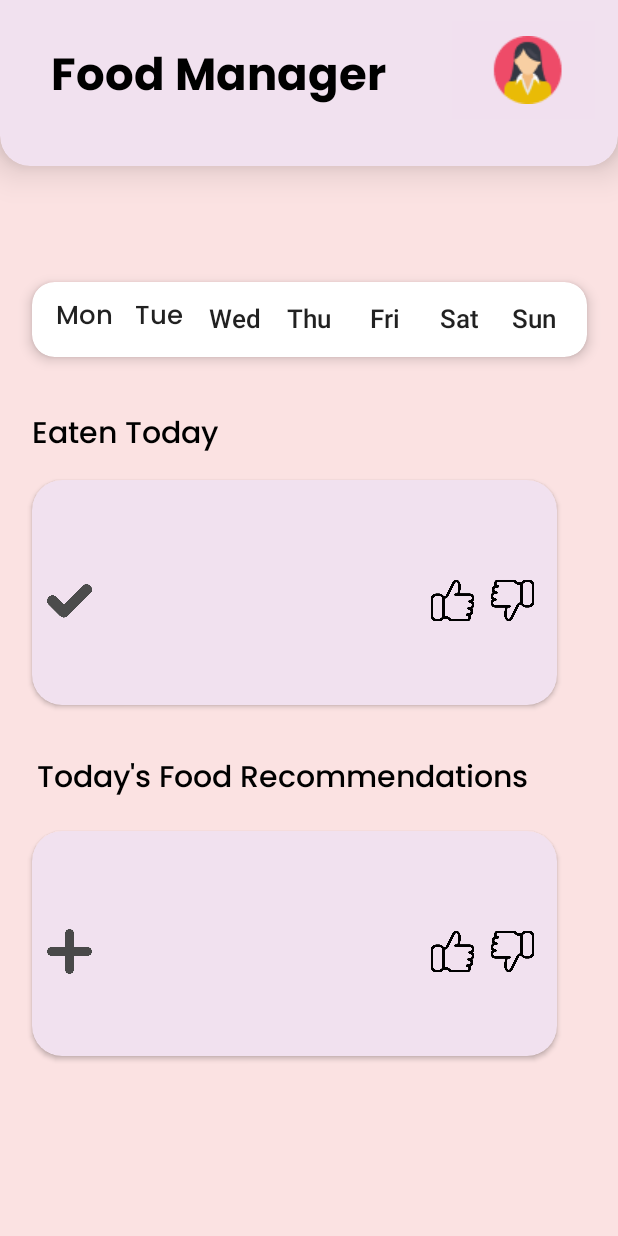
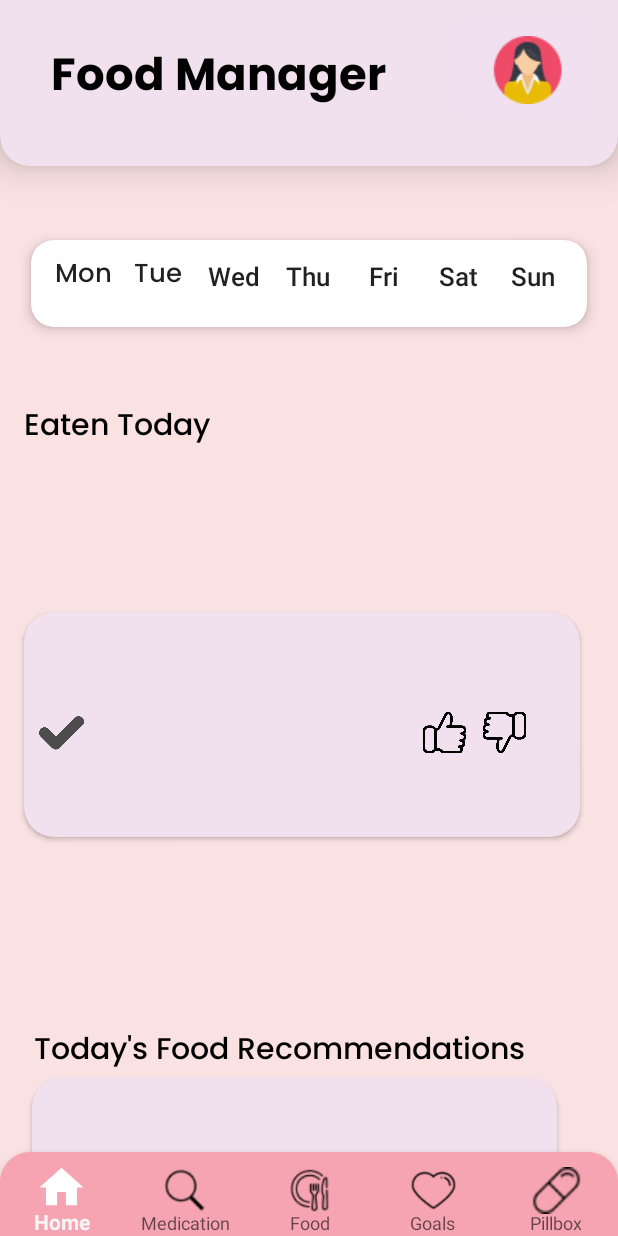
Before and after one commit to fjacquelinegomez/Health-Assistant-Senior-Project, an Android app: the FoodManager screen opened directly, with no data from a screen before it, on a phone screen of 412 x 824 dp. Run offline under Robolectric (Android 15) with nearby library versions, the phone set to English and light mode, and no system bars.

Commit message:
taskbar
replaced buttons to a bottom bar

```diff
--- a/app/build.gradle
+++ b/app/build.gradle
@@ -27,6 +27,9 @@ android {
         sourceCompatibility JavaVersion.VERSION_11
         targetCompatibility JavaVersion.VERSION_11
     }
+    buildFeatures {
+        viewBinding true
+    }
 }
 
 dependencies {
@@ -50,6 +53,9 @@ dependencies {
     // When using the BoM, you don't specify versions in Firebase library dependencies
     implementation("com.google.firebase:firebase-database")
 
+    implementation 'com.google.android.material:material:1.12.0'
+
+
 
 
 
--- /dev/null
+++ b/app/src/main/java/test.java
@@ -0,0 +1,2 @@
+public class test {
+}
--- /dev/null
+++ b/app/src/main/res/drawable/bottom_background.xml
@@ -0,0 +1,10 @@
+<?xml version="1.0" encoding="utf-8"?>
+<shape xmlns:android="http://schemas.android.com/apk/res/android"
+    android:shape="rectangle">
+    <solid
+        android:color="@color/salmon"/>
+    <corners
+        android:topLeftRadius="20dp"
+        android:topRightRadius="20dp"/>
+
+</shape>
--- /dev/null
+++ b/app/src/main/res/drawable/home.xml
@@ -0,0 +1,5 @@
+<vector xmlns:android="http://schemas.android.com/apk/res/android" android:height="24dp" android:tint="#000000" android:viewportHeight="24" android:viewportWidth="24" android:width="24dp">
+
+    <path android:fillColor="@android:color/white" android:pathData="M10,20v-6h4v6h5v-8h3L12,3 2,12h3v8z"/>
+
+</vector>
--- /dev/null
+++ b/app/src/main/res/drawable/item_selector.xml
@@ -0,0 +1,10 @@
+<?xml version="1.0" encoding="utf-8"?>
+<selector xmlns:android="http://schemas.android.com/apk/res/android">
+    <item
+        android:state_selected="true"
+        android:color = "@color/white"/>
+    <item
+        android:state_selected="false"
+        android:color = "@color/black"/>
+
+</selector>
--- a/app/src/main/res/layout/activity_food_manager.xml
+++ b/app/src/main/res/layout/activity_food_manager.xml
@@ -4,20 +4,28 @@
     xmlns:tools="http://schemas.android.com/tools"
     android:id="@+id/main"
     android:layout_width="match_parent"
+    android:layout_height="match_parent"
     android:background="#FBE2E2"
-    android:layout_height="match_parent"
     tools:context=".FoodManager">
 
-    <FrameLayout
+    <com.google.android.material.bottomnavigation.BottomNavigationView
+        android:id="@+id/bottomNavigationView"
         android:layout_width="match_parent"
-        android:layout_height="match_parent"
-        android:id="@+id/frame_layout"
-        />
-
+        android:layout_height="wrap_content"
+        android:background="@drawable/bottom_background"
+        app:itemIconSize="35dp"
+        app:itemIconTint="@drawable/item_selector"
+        app:itemPaddingBottom="1dp"
+        app:labelVisibilityMode="labeled"
+        app:layout_constraintBottom_toBottomOf="parent"
+        app:layout_constraintEnd_toEndOf="parent"
+        app:layout_constraintHorizontal_bias="0.5"
+        app:layout_constraintStart_toStartOf="parent"
+        app:menu="@menu/bottom_taskbar" />
 
     <androidx.cardview.widget.CardView
         android:id="@+id/topCard"
-        android:layout_width="412dp"
+        android:layout_width="0dp"
         android:layout_height="160dp"
         android:layout_marginTop="-50dp"
         app:cardBackgroundColor="#F1E1EF"
@@ -28,7 +36,8 @@
         app:layout_constraintHorizontal_bias="0.666"
         app:layout_constraintStart_toStartOf="parent"
         app:layout_constraintTop_toTopOf="parent"
-        app:layout_constraintVertical_bias="0.0">
+        app:layout_constraintVertical_bias="0.0"
+        app:layout_constraintWidth_percent="1.0">
 
         <androidx.constraintlayout.widget.ConstraintLayout
             android:layout_width="match_parent"
@@ -68,16 +77,18 @@
 
     <androidx.cardview.widget.CardView
         android:id="@+id/calendarCard"
-        android:layout_width="370dp"
-        android:layout_height="50dp"
+        android:layout_width="0dp"
+        android:layout_height="0dp"
+        android:gravity="center"
         app:cardCornerRadius="15dp"
         app:cardElevation="5dp"
-        app:layout_constraintBottom_toBottomOf="parent"
+        app:layout_constraintBottom_toTopOf="@+id/eatenText"
         app:layout_constraintEnd_toEndOf="parent"
-        app:layout_constraintHorizontal_bias="0.512"
+        app:layout_constraintHeight_percent="0.07"
+        app:layout_constraintHorizontal_bias="0.5"
         app:layout_constraintStart_toStartOf="parent"
-        app:layout_constraintTop_toTopOf="parent"
-        app:layout_constraintVertical_bias="0.243">
+        app:layout_constraintTop_toBottomOf="@+id/topCard"
+        app:layout_constraintWidth_percent="0.9">
 
 
         <Button
@@ -180,16 +191,17 @@
 
     <androidx.cardview.widget.CardView
         android:id="@+id/eatenCard"
-        android:layout_width="350dp"
+        android:layout_width="0dp"
         android:layout_height="150dp"
         app:cardBackgroundColor="#F1E1EF"
         app:cardCornerRadius="20dp"
-        app:layout_constraintBottom_toBottomOf="parent"
+        app:layout_constraintBottom_toTopOf="@+id/recommendedText"
         app:layout_constraintEnd_toEndOf="parent"
-        app:layout_constraintHorizontal_bias="0.344"
+        app:layout_constraintHeight_percent="0.1"
+        app:layout_constraintHorizontal_bias="0.39"
         app:layout_constraintStart_toStartOf="parent"
-        app:layout_constraintTop_toTopOf="parent"
-        app:layout_constraintVertical_bias="0.475">
+        app:layout_constraintTop_toBottomOf="@+id/eatenText"
+        app:layout_constraintWidth_percent="0.9">
 
         <ImageButton
             android:id="@+id/addedButton"
@@ -228,10 +240,10 @@
         android:textSize="20sp"
         app:layout_constraintBottom_toBottomOf="parent"
         app:layout_constraintEnd_toEndOf="parent"
-        app:layout_constraintHorizontal_bias="0.074"
+        app:layout_constraintHorizontal_bias="0.056"
         app:layout_constraintStart_toStartOf="parent"
-        app:layout_constraintTop_toTopOf="parent"
-        app:layout_constraintVertical_bias="0.346" />
+        app:layout_constraintTop_toBottomOf="@+id/topCard"
+        app:layout_constraintVertical_bias="0.232" />
 
     <androidx.cardview.widget.CardView
         android:id="@+id/recommendedCard"
@@ -243,8 +255,8 @@
         app:layout_constraintEnd_toEndOf="parent"
         app:layout_constraintHorizontal_bias="0.344"
         app:layout_constraintStart_toStartOf="parent"
-        app:layout_constraintTop_toTopOf="parent"
-        app:layout_constraintVertical_bias="0.822">
+        app:layout_constraintTop_toBottomOf="@+id/recommendedText"
+        app:layout_constraintVertical_bias="0.0">
 
         <ImageButton
             android:id="@+id/addButton"
@@ -271,21 +283,77 @@
             android:layout_marginTop="65dp"
             android:background="@drawable/like"
             android:scaleX="-1" />
+
     </androidx.cardview.widget.CardView>
 
     <TextView
         android:id="@+id/recommendedText"
         android:layout_width="wrap_content"
         android:layout_height="wrap_content"
+        android:layout_marginTop="19dp"
         android:fontFamily="@font/poppins_medium"
         android:text="Today's Food Recommendations"
         android:textColor="#000000"
         android:textSize="20sp"
         app:layout_constraintBottom_toBottomOf="parent"
         app:layout_constraintEnd_toEndOf="parent"
-        app:layout_constraintHorizontal_bias="0.295"
+        app:layout_constraintHorizontal_bias="0.269"
         app:layout_constraintStart_toStartOf="parent"
-        app:layout_constraintTop_toTopOf="parent"
-        app:layout_constraintVertical_bias="0.636" />
+        app:layout_constraintTop_toBottomOf="@+id/eatenCard"
+        app:layout_constraintVertical_bias="0.0" />
+
+    <!-- recommended
+    <androidx.cardview.widget.CardView
+        android:id="@+id/bottomBar"
+        android:layout_width="355dp"
+        android:layout_height="63dp"
+        app:cardBackgroundColor="#FFDCD5"
+        app:cardCornerRadius="20dp"
+        app:cardElevation="10dp"
+        app:layout_constraintBottom_toBottomOf="parent"
+        app:layout_constraintEnd_toEndOf="parent"
+        app:layout_constraintHorizontal_bias="0.517"
+        app:layout_constraintStart_toStartOf="parent"
+        app:layout_constraintTop_toBottomOf="@+id/eatenCardView"
+        app:layout_constraintVertical_bias="1">
+
+
+        <ImageButton
+            android:id="@+id/searchButton"
+            android:layout_width="71dp"
+            android:layout_height="match_parent"
+            android:background="#FFDCD5"
+            android:contentDescription="Search"
+            app:srcCompat="@drawable/search_icon"
+            android:layout_marginStart="35dp" />
+
+        <ImageButton
+            android:id="@+id/foodManagerButton"
+            android:layout_width="71dp"
+            android:layout_height="match_parent"
+            android:layout_marginStart="105dp"
+            android:background="#FFDCD5"
+            android:contentDescription="Food Manager"
+            app:srcCompat="@drawable/food_manager_icon" />
+
+        <ImageButton
+            android:id="@+id/healthGoalsButton"
+            android:layout_width="71dp"
+            android:layout_height="match_parent"
+            android:background="#FFDCD5"
+            android:contentDescription="Health Goals"
+            app:srcCompat="@drawable/health_goals_icon"
+            android:layout_marginStart="175dp" />
+
+        <ImageButton
+            android:id="@+id/medicationManagerButton"
+            android:layout_width="71dp"
+            android:layout_height="match_parent"
+            android:contentDescription="Medication "
+            android:background="#FFDCD5"
+            app:srcCompat="@drawable/medication_manager_icon"
+            android:layout_marginStart="245dp" />
+    </androidx.cardview.widget.CardView>
+    -->
 
 </androidx.constraintlayout.widget.ConstraintLayout>
--- /dev/null
+++ b/app/src/main/res/menu/bottom_taskbar.xml
@@ -0,0 +1,31 @@
+<?xml version="1.0" encoding="utf-8"?>
+<menu xmlns:android="http://schemas.android.com/apk/res/android"
+    xmlns:app="http://schemas.android.com/apk/res-auto">
+
+    <item
+        android:id="@+id/home"
+        android:title="Home"
+        android:icon="@drawable/home"
+        android:insetBottom="10dp"
+        />
+    <item
+        android:id="@+id/searchMedication"
+        android:title="Medication"
+        android:icon="@drawable/search_icon"
+        />
+    <item
+        android:id="@+id/foodManager"
+        android:title="Food"
+        android:icon="@drawable/food_manager_icon"
+        />
+    <item
+        android:id="@+id/healthGoals"
+        android:title="Goals"
+        android:icon="@drawable/health_goals_icon"
+        />
+    <item
+        android:id="@+id/medicationManager"
+        android:title="Pillbox"
+        android:icon="@drawable/medication_manager_icon"
+        />
+</menu>
--- a/app/src/main/res/values-night/themes.xml
+++ b/app/src/main/res/values-night/themes.xml
@@ -3,5 +3,6 @@
     <style name="Base.Theme.HealthAssistant" parent="Theme.AppCompat.Light.NoActionBar">
         <!-- Customize your dark theme here. -->
         <!-- <item name="colorPrimary">@color/my_dark_primary</item> -->
+        <item name="colorPrimary">@color/salmon</item>
     </style>
 </resources>
--- a/app/src/main/res/values/colors.xml
+++ b/app/src/main/res/values/colors.xml
@@ -2,4 +2,5 @@
 <resources>
     <color name="black">#FF000000</color>
     <color name="white">#FFFFFFFF</color>
+    <color name="salmon">#f7a4b2</color>
 </resources>
--- a/app/src/main/res/values/strings.xml
+++ b/app/src/main/res/values/strings.xml
@@ -1,3 +1,5 @@
 <resources>
     <string name="app_name">HealthAssistant</string>
+    <!-- TODO: Remove or change this placeholder text -->
+    <string name="hello_blank_fragment">Hello blank fragment</string>
 </resources>
--- a/gradle.properties
+++ b/gradle.properties
@@ -19,3 +19,5 @@ android.useAndroidX=true
 # resources declared in the library itself and none from the library's dependencies,
 # thereby reducing the size of the R class for that library
 android.nonTransitiveRClass=true
+
+android.nonFinalResIds=false
```
Also changed, not shown: app/src/main/java/com/example/healthassistant/FoodManager.java (+35 -8 lines), app/src/main/java/com/example/healthassistant/Homescreen.java (+34 -48 lines), app/src/main/res/layout/activity_homescreen.xml (+28 -5 lines).
